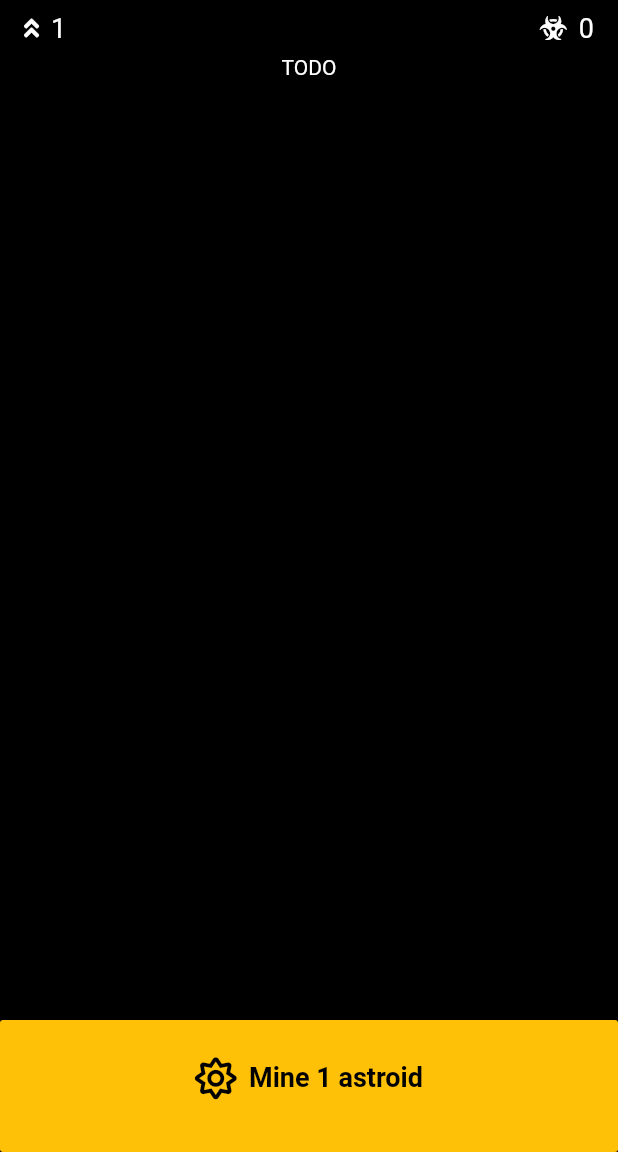
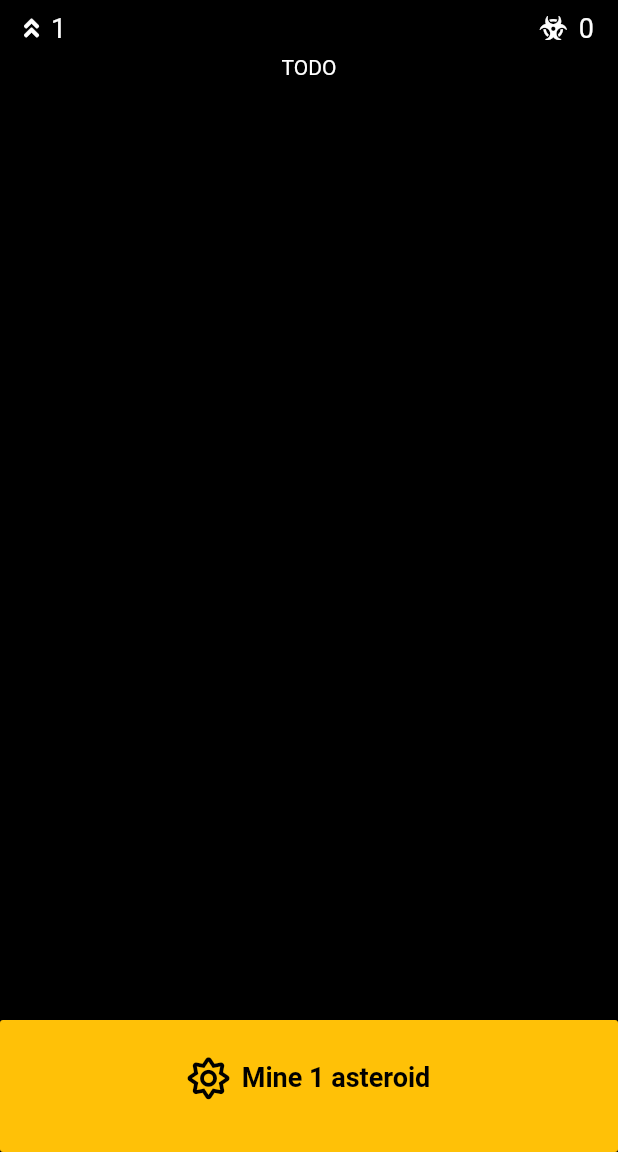
Before and after one commit to ariejan/space_engineer, a Flutter app: the screen it shows after launch, on a phone screen of 412 x 824 dp, the part 84-1236 px from its top. Run offline on Flutter 3.47's test engine with Material 2 defaults, Android fonts, the phone set to English and light mode, and no system bars; our stand-ins replace flutter_redux, font_awesome_flutter, i18n_extension, redux; missing offline and left inert: redux_logging.

Commit message:
Initial setup of usable i18n

```diff
--- a/lib/main.dart
+++ b/lib/main.dart
@@ -1,5 +1,7 @@
 import 'package:flutter/material.dart';
+import 'package:flutter_localizations/flutter_localizations.dart';
 import 'package:flutter_redux/flutter_redux.dart';
+import 'package:i18n_extension/i18n_widget.dart';
 import 'package:redux/redux.dart';
 import 'package:space_engineer/redux/app/app_state.dart';
 import 'package:space_engineer/redux/store.dart';
@@ -36,7 +38,16 @@ class _AppWidget extends State<AppWidget> {
       child: MaterialApp(
         title: 'Space Engineer',
         theme: _theme(),
-        home: Home(),
+        home: I18n(child: Home()),
+        localizationsDelegates: [
+          GlobalMaterialLocalizations.delegate,
+          GlobalWidgetsLocalizations.delegate,
+          GlobalCupertinoLocalizations.delegate,
+        ],
+        supportedLocales: [
+          const Locale('en'),
+          const Locale('nl'),
+        ],
       )
     );
   }
--- a/lib/ui/home/home.dart
+++ b/lib/ui/home/home.dart
@@ -1,13 +1,12 @@
 import 'package:flutter/material.dart';
 import 'package:flutter_redux/flutter_redux.dart';
 import 'package:font_awesome_flutter/font_awesome_flutter.dart';
-
+import 'package:i18n_extension/i18n_widget.dart';
+import 'home.i18n.dart';
 import '../../redux/app/app_state.dart';
 import 'home_viewmodel.dart';
 
 class Home extends StatefulWidget {
-  final String _title = "Space Engineer";
-
   @override
   _HomeState createState() => _HomeState();
 }
@@ -38,7 +37,7 @@ class _HomeState extends State<Home> {
                     padding: const EdgeInsets.only(right: 8.0),
                   ),
                   Text(
-                    numberOfAsteroids == 1 ? "Mine 1 astroid" : "Mine $numberOfAsteroids astroids",
+                    "Mine %d asteroid".plural(numberOfAsteroids),
                     style: TextStyle(
                       fontWeight: FontWeight.bold,
                       fontSize: 18.0,
@@ -56,7 +55,7 @@ class _HomeState extends State<Home> {
   Widget build(BuildContext context) {
     return Scaffold(
       appBar: AppBar(
-        title: Text(widget._title),
+        title: Text("Space Engineer".i18n),
       ),
       body: LayoutBuilder(builder: (context, constraints) =>
         Container(
--- a/pubspec.yaml
+++ b/pubspec.yaml
@@ -19,6 +19,8 @@ environment:
 dependencies:
   flutter:
     sdk: flutter
+  flutter_localizations:
+    sdk: flutter
 
   # The following adds the Cupertino Icons font to your application.
   # Use with the CupertinoIcons class for iOS style icons.
@@ -26,6 +28,7 @@ dependencies:
   font_awesome_flutter: ^8.8.1
   flutter_redux: ^0.6.0
   redux_logging: ^0.4.0
+  i18n_extension: ^1.3.4
 
 dev_dependencies:
   flutter_test:
```
Also changed, not shown: lib/ui/home/home.i18n.dart (added, +29 -0 lines), pubspec.lock.
